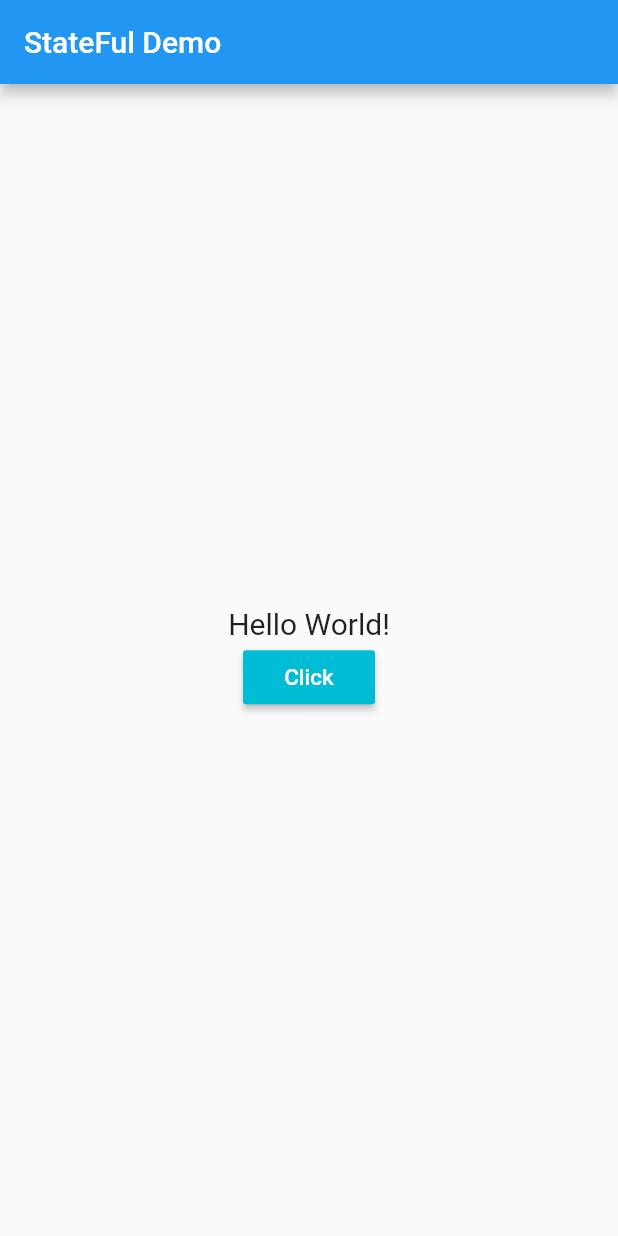
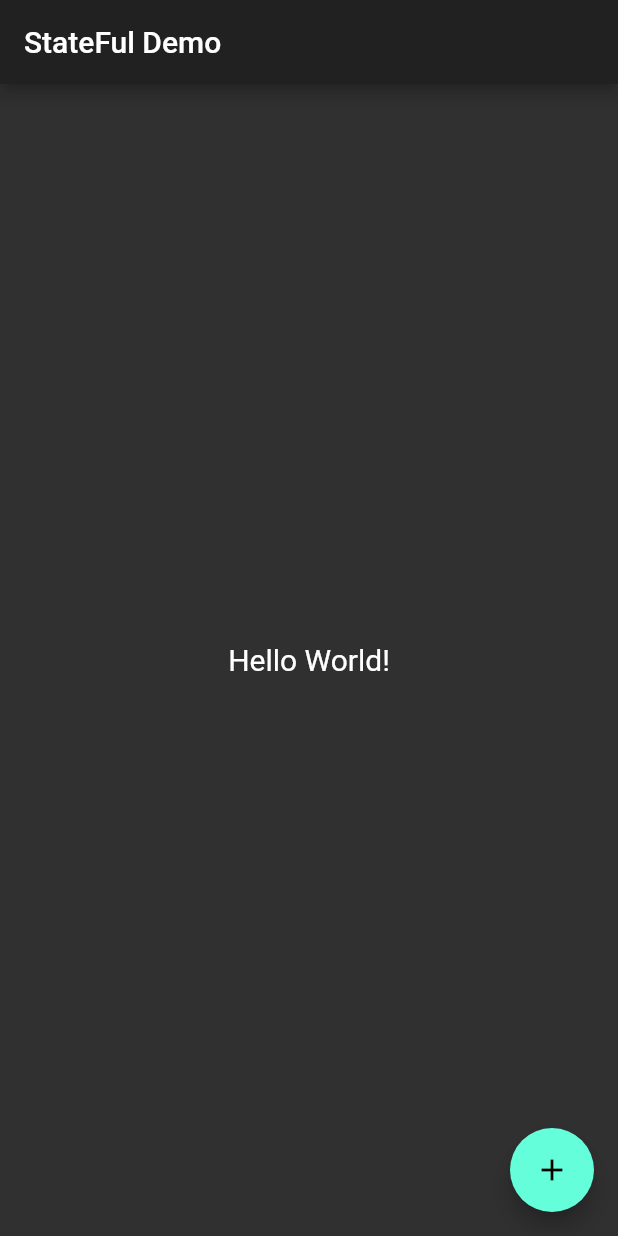
Before and after one commit to deepakverma4/helloFlutter, a Flutter app: the screen it shows after launch, on a phone screen of 412 x 824 dp. Run offline on Flutter 3.47's test engine with Material 2 defaults, Android fonts, the phone set to English and light mode, and no system bars.

Commit message:
changed Theme and replaced raisedButton with floatingButton

```diff
--- a/lib/main.dart
+++ b/lib/main.dart
@@ -9,7 +9,11 @@ class MyApp extends StatelessWidget {
   Widget build(BuildContext context) {
     return new MaterialApp(
       title: "My App",
-      home: new HomePage()
+      home: new HomePage(),
+      theme: new ThemeData(
+        primarySwatch: Colors.cyan,
+        brightness: Brightness.dark
+      ),
     );
   }
 }
@@ -40,18 +44,13 @@ String myText = "Hello World!";
       child: new Center(
         child: new Column(
           mainAxisAlignment: MainAxisAlignment.center,
+
           children: <Widget>[
+
             new Text(myText, style: new TextStyle(
               fontSize: 20.0
-            )),
-            new RaisedButton(
-              child: new Text("Click", style: new TextStyle(
-                color: Colors.white,
-                fontSize: 15.0
-                )),
-              onPressed: _onButtonPress,
-              color: Colors.cyan
-            )
+
+            ))
           ],
         ),
       )
@@ -62,9 +61,15 @@ String myText = "Hello World!";
   Widget build(BuildContext context) {
     return new Scaffold(
       appBar: new AppBar(
-        title: new Text("StateFul Demo")
+        title: new Text("StateFul Demo", style: new TextStyle(
+          color: Colors.white
+        ),)
       ),
-      body: _bodyWidget()
+      body: _bodyWidget(),
+      floatingActionButton: new FloatingActionButton(
+        child: new Icon(Icons.add),
+        onPressed: _onButtonPress,
+      ),
     );
   }
 }
```
